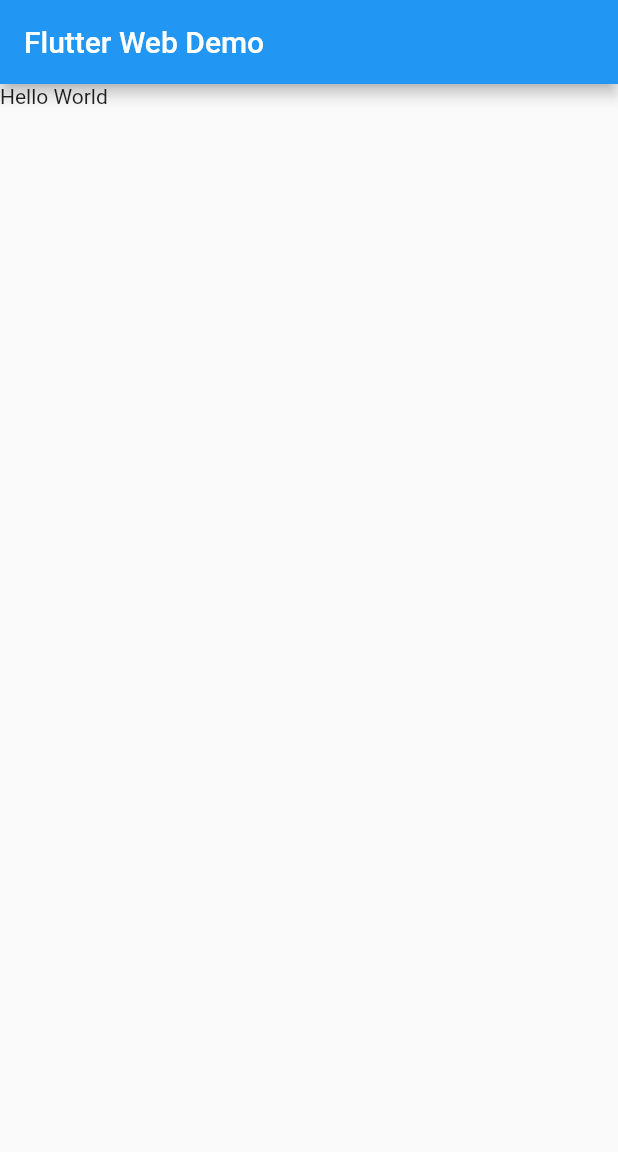
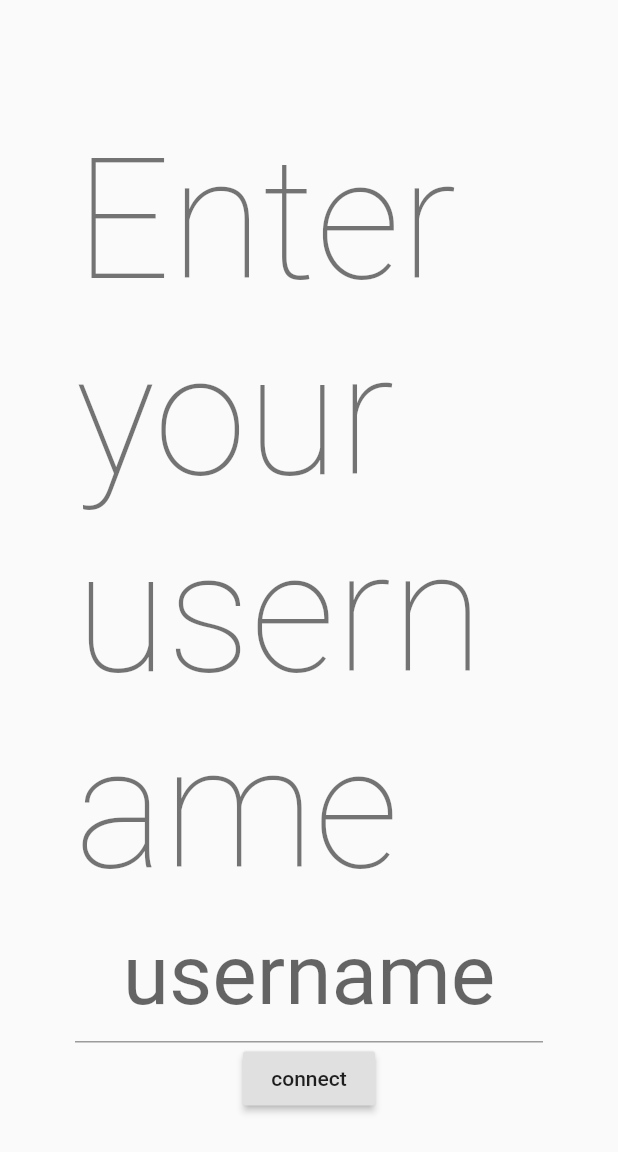
Before and after one commit to kkweon/grpc-grpcweb-node-typescript, a Flutter app: the screen it shows after launch, on a phone screen of 412 x 824 dp. Shown: the top 1152 px of the screen. Run offline on Flutter 3.47's test engine with Material 2 defaults, Android fonts, the phone set to English and light mode, and no system bars; missing offline and left inert: grpc.

Commit message:
Add Flutter web clients

```diff
--- a/flutter_client/lib/main.dart
+++ b/flutter_client/lib/main.dart
@@ -1,5 +1,6 @@
 import 'package:flutter/material.dart';
-import 'package:flutter_client/screens:main_screen.dart';
+import 'package:flutter_client/screens/login_screen.dart';
+import 'package:flutter_client/screens/main_screen.dart';
 
 void main() {
   runApp(MyApp());
@@ -15,7 +16,11 @@
         primarySwatch: Colors.blue,
         visualDensity: VisualDensity.adaptivePlatformDensity,
       ),
-      home: MainScreen(),
+      initialRoute: LoginScreen.id,
+      routes: {
+        MainScreen.id: (context) => MainScreen(),
+        LoginScreen.id: (context) => LoginScreen(),
+      },
     );
   }
 }
--- /dev/null
+++ b/flutter_client/lib/screens/login_screen.dart
@@ -0,0 +1,44 @@
+import 'package:flutter/material.dart';
+import 'package:flutter_client/screens/main_screen.dart';
+
+class LoginScreen extends StatefulWidget {
+  static const String id = "login_screen";
+
+  @override
+  _LoginScreenState createState() => _LoginScreenState();
+}
+
+class _LoginScreenState extends State<LoginScreen> {
+  String _username;
+
+  @override
+  Widget build(BuildContext context) {
+    return Scaffold(
+      body: Padding(
+        padding: const EdgeInsets.all(50.0),
+        child: Column(
+          mainAxisAlignment: MainAxisAlignment.center,
+          children: [
+            Text(
+              "Enter your username",
+              style: Theme.of(context).textTheme.headline1,
+            ),
+            TextField(
+              onChanged: (value) => _username = value,
+              textAlign: TextAlign.center,
+              style: Theme.of(context).textTheme.headline2,
+              decoration: InputDecoration(
+                hintText: "username",
+              ),
+            ),
+            RaisedButton(
+              child: Text('connect'),
+              onPressed: () => Navigator.pushNamed(context, MainScreen.id,
+                  arguments: _username),
+            )
+          ],
+        ),
+      ),
+    );
+  }
+}
--- a/flutter_client/lib/screens:main_screen.dart
+++ /dev/null
@@ -1,19 +0,0 @@
-import 'package:flutter/material.dart';
-
-class MainScreen extends StatelessWidget {
-  const MainScreen({
-    Key key,
-  }) : super(key: key);
-
-  @override
-  Widget build(BuildContext context) {
-    return Scaffold(
-      appBar: AppBar(
-        title: Text("Flutter Web Demo"),
-      ),
-      body: SafeArea(
-        child: Text("Hello World"),
-      ),
-    );
-  }
-}
```
Also changed, not shown: flutter_client/lib/screens/main_screen.dart (added, +129 -0 lines), flutter_client/lib/services/chat_service.dart (added, +27 -0 lines), flutter_client/pubspec.yaml (+4 -3 lines), flutter_client/pubspec.lock.
